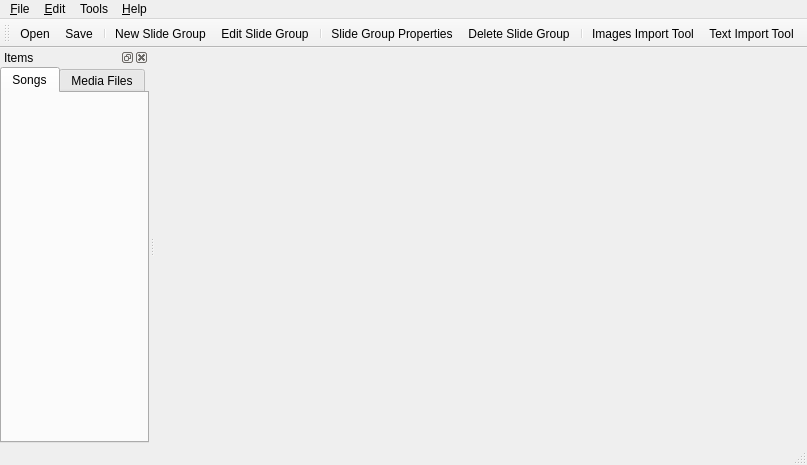
First picture: the form in src/mainwindow.ui, repository google-code-export/dviz, before the edit.
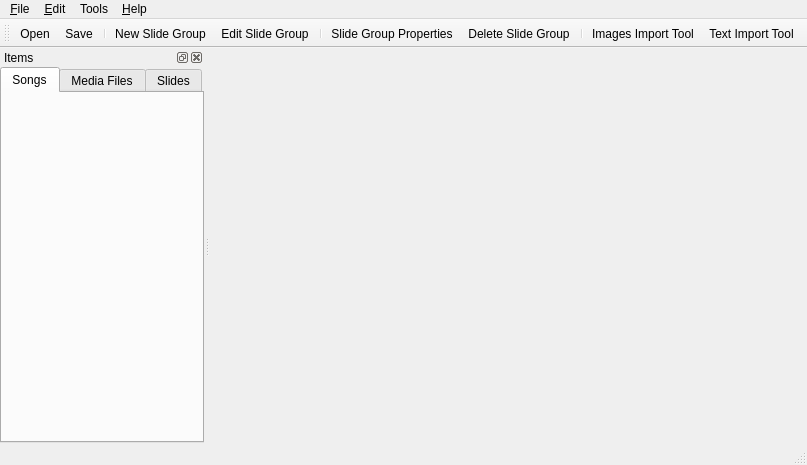
Second picture: the form after the edit. The open tabs and pages were chosen to show the change.

Commit message: Added basic Quick Slide functionality

What changed in the file:
```diff
--- a/src/mainwindow.ui
+++ b/src/mainwindow.ui
@@ -88,7 +88,10 @@
      <item>
       <widget class="QTabWidget" name="tabWidget">
        <property name="currentIndex">
-        <number>0</number>
+        <number>2</number>
+       </property>
+       <property name="movable">
+        <bool>false</bool>
        </property>
        <widget class="QWidget" name="tabSongs">
         <attribute name="title">
@@ -100,6 +103,11 @@
          <string>Media Files</string>
         </attribute>
        </widget>
+       <widget class="QWidget" name="tab">
+        <attribute name="title">
+         <string>Slides</string>
+        </attribute>
+       </widget>
       </widget>
      </item>
     </layout>
```
The commit also changes 11 other files.
